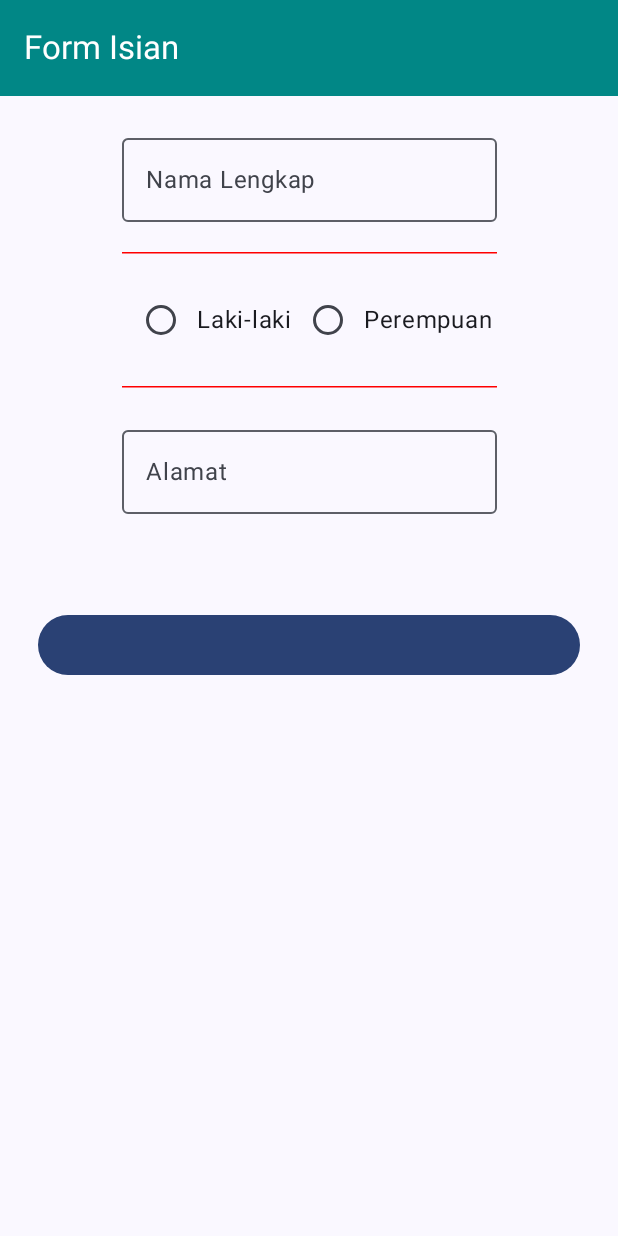
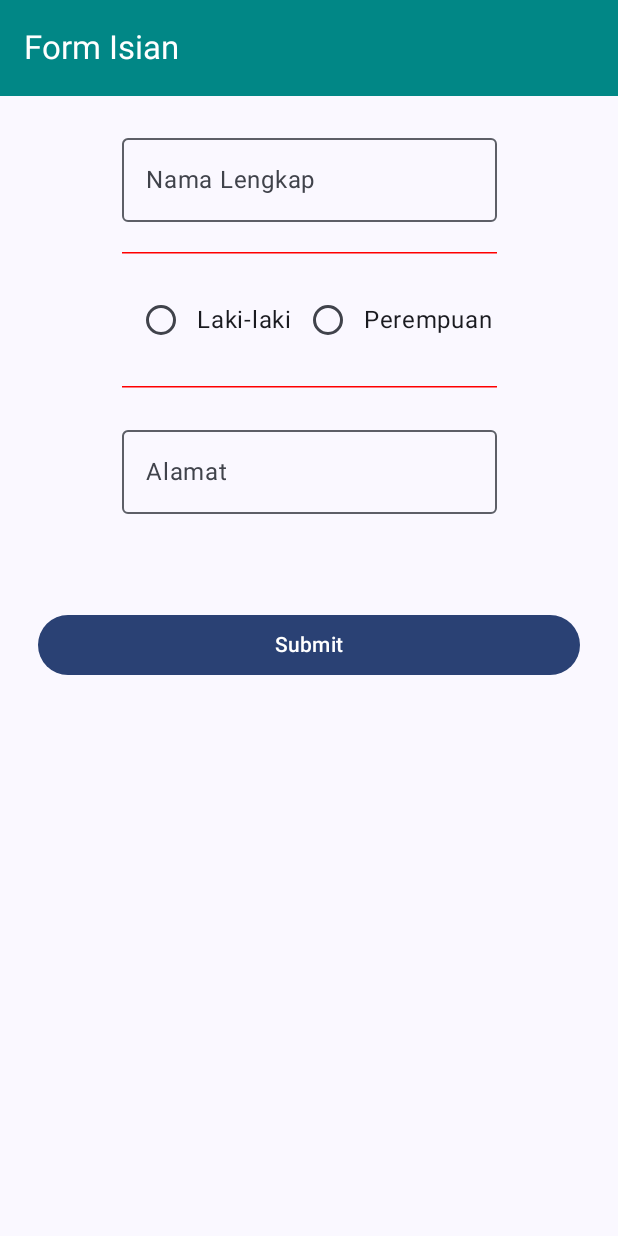
Before and after one commit to vararais/QuestNavigasiUI_049, an Android app built with Jetpack Compose: the composable FormIsian shown on its own in the app's theme, on a phone screen of 412 x 824 dp. Run offline under Robolectric (Android 15) with nearby library versions, the phone set to English and light mode, and no system bars.

Commit message:
Menambah String untuk pengumpulan / submit

```diff
--- a/app/src/main/java/com/example/questnavigasiui_049/view/Formulir.kt
+++ b/app/src/main/java/com/example/questnavigasiui_049/view/Formulir.kt
@@ -94,7 +94,9 @@ fun FormIsian(
                 modifier = Modifier.fillMaxWidth(1f)
                     .padding(25.dp),
                 onClick = OnSubmitBtnClick
-            ) { }
+            ) {
+                Text(stringResource(id= R.string.submit))
+            }
         }
 
     }
```
